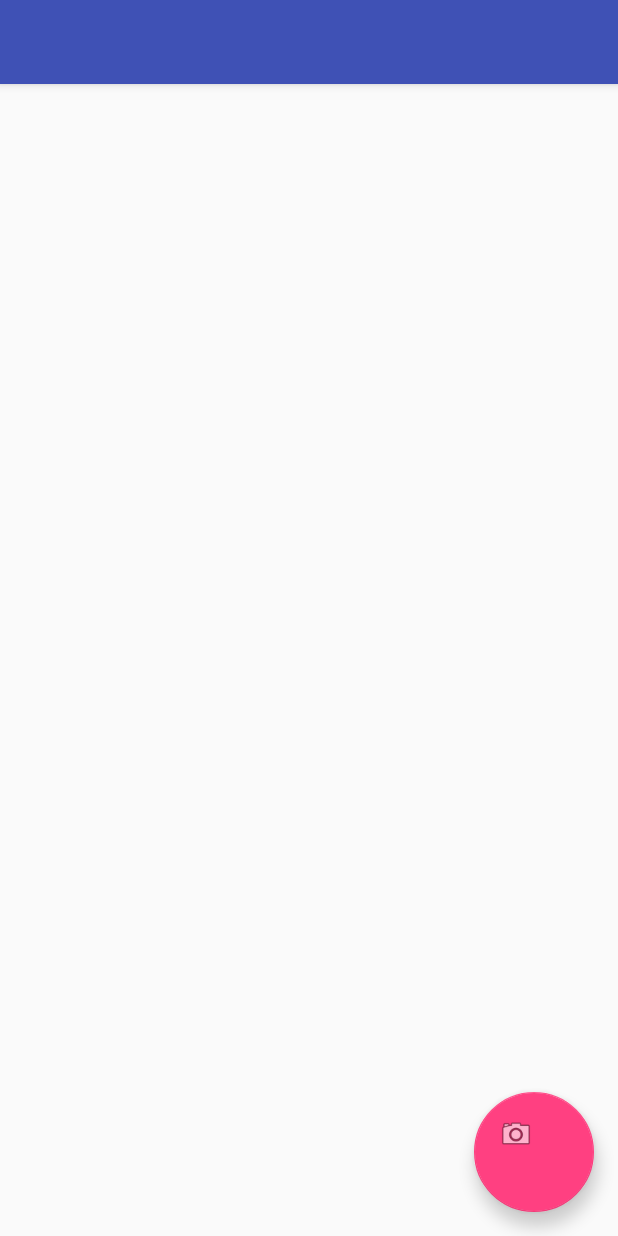
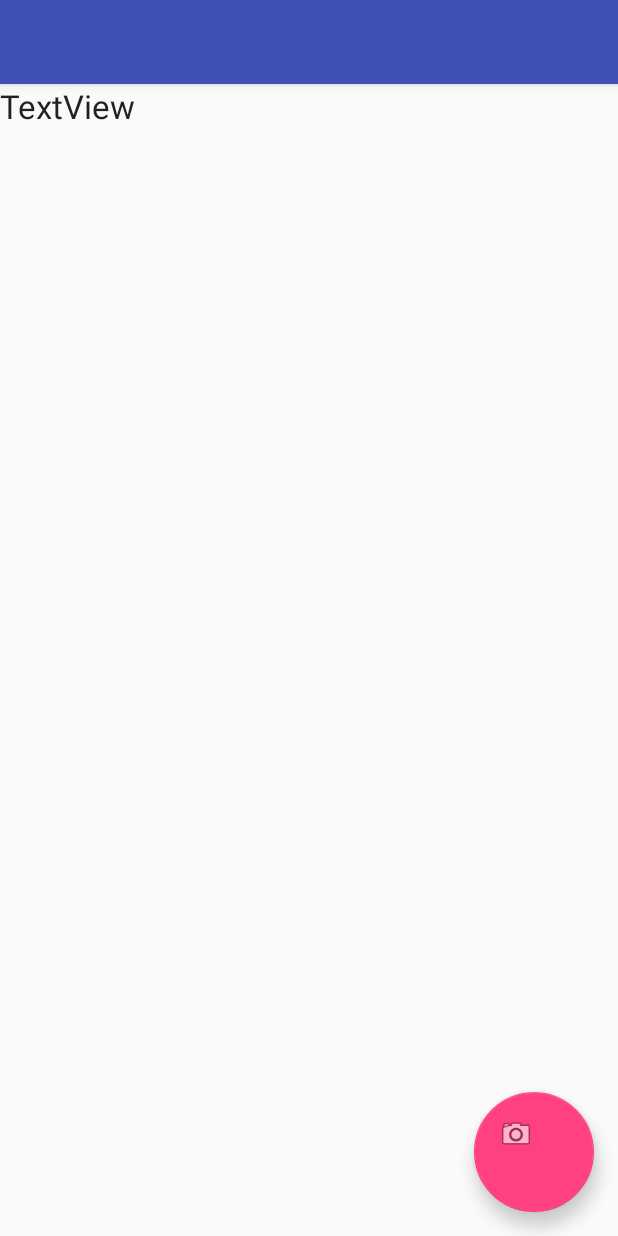
Before and after one commit to mkyl/dubhacks-2017, an Android app: the layout activity_main.xml on its own in the app's theme, with its tools: preview values and no code run, on a phone screen of 412 x 824 dp. Run offline under Robolectric (Android 15) with nearby library versions, the phone set to English and light mode, and no system bars.

Commit message:
fixed a simple bug

```diff
--- a/app/src/main/res/layout/content_new_user.xml
+++ b/app/src/main/res/layout/content_new_user.xml
@@ -4,9 +4,7 @@
     xmlns:tools="http://schemas.android.com/tools"
     android:layout_width="match_parent"
     android:layout_height="match_parent"
-    app:layout_behavior="@string/appbar_scrolling_view_behavior"
-    tools:context="com.dubhacks.moderately_modest_group.readingaid.MainActivity"
-    tools:showIn="@layout/activity_main">
+    >
 
     <TextView
         android:layout_width="wrap_content"
--- a/app/src/main/res/layout/content_reading.xml
+++ b/app/src/main/res/layout/content_reading.xml
@@ -1,6 +1,12 @@
 <?xml version="1.0" encoding="utf-8"?>
 <RelativeLayout xmlns:android="http://schemas.android.com/apk/res/android"
-    android:layout_width="match_parent" android:layout_height="match_parent">
+    android:layout_width="match_parent"
+    android:layout_height="match_parent"
+    xmlns:tools="http://schemas.android.com/tools"
+    xmlns:app="http://schemas.android.com/apk/res-auto"
+    app:layout_behavior="@string/appbar_scrolling_view_behavior"
+    tools:context="com.dubhacks.moderately_modest_group.readingaid.MainActivity"
+    tools:showIn="@layout/activity_main">
 
     <TextView
         android:id="@+id/book_display"
```
Also changed, not shown: app/src/main/java/com/dubhacks/moderately_modest_group/readingaid/MainActivity.java (+17 -1 lines).
